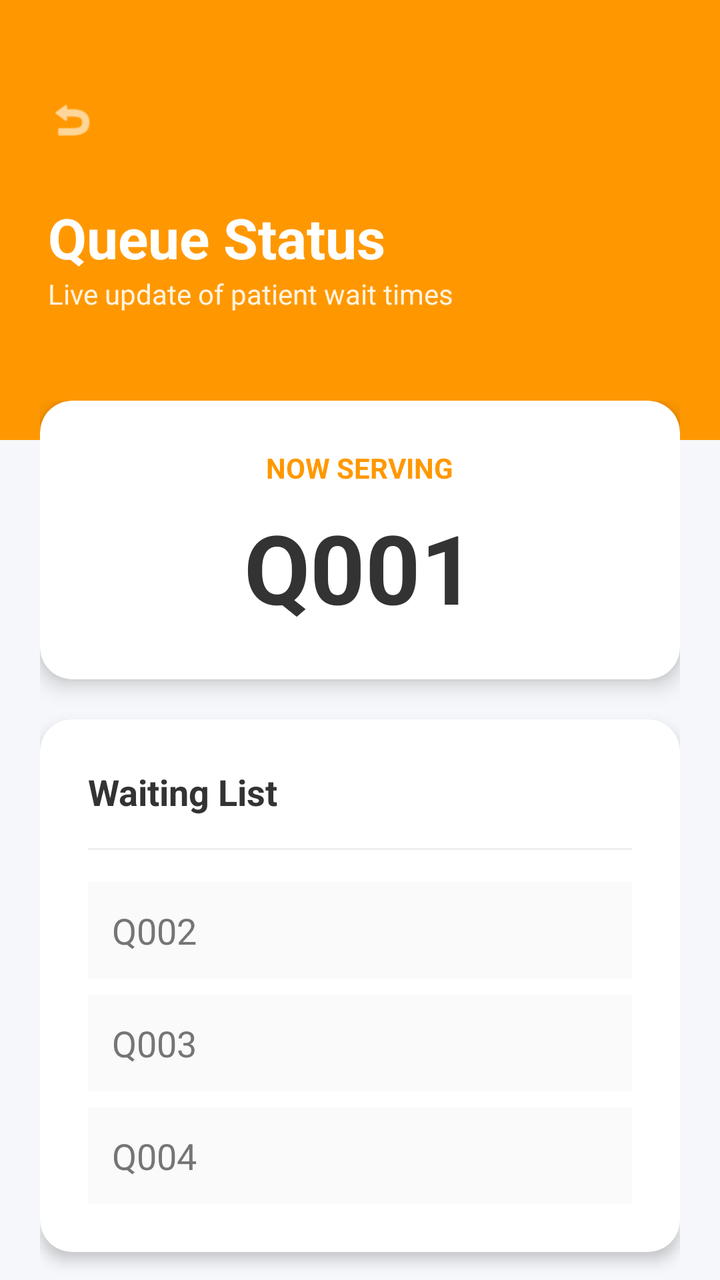
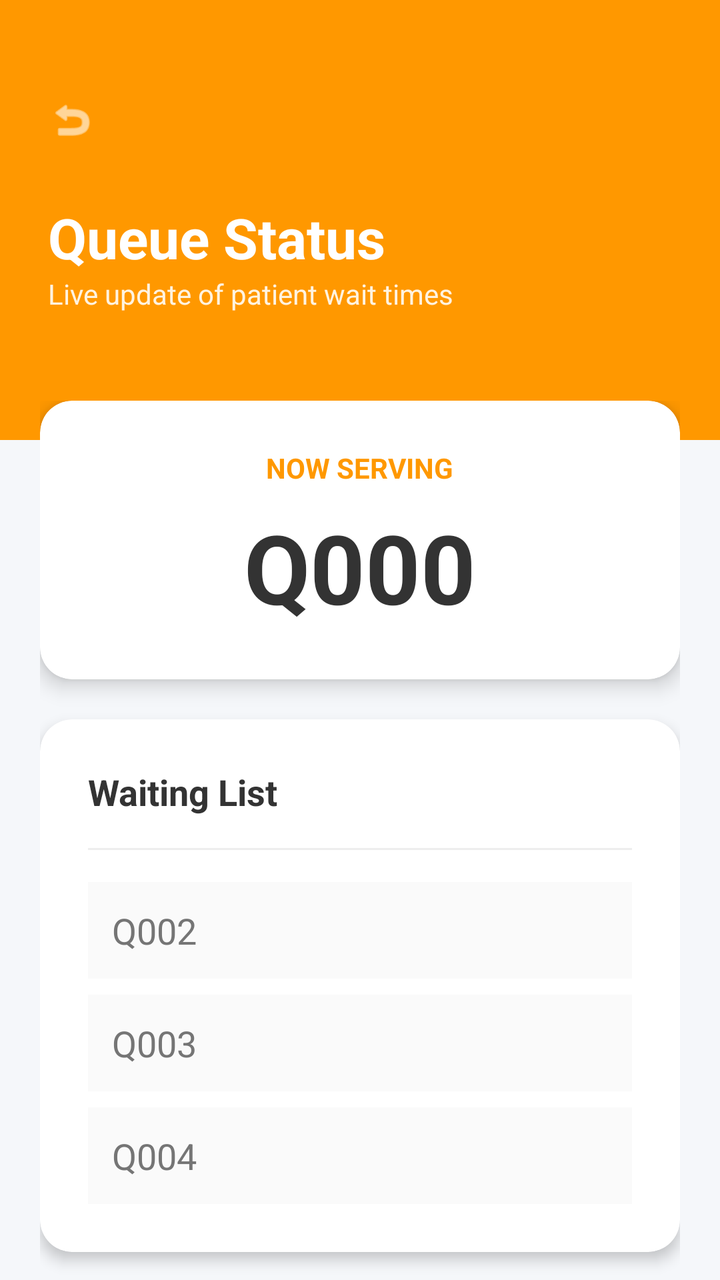

Compare the two renders of this Android layout. The source of the first and the diff that turns it into the second are given below.
<!-- AndroidManifest.xml: application theme Theme.GlenEzyCareApps -->
<!-- res/layout/activity_queue_status.xml -->
<?xml version="1.0" encoding="utf-8"?>
<androidx.constraintlayout.widget.ConstraintLayout xmlns:android="http://schemas.android.com/apk/res/android"
    xmlns:app="http://schemas.android.com/apk/res-auto"
    android:layout_width="match_parent"
    android:layout_height="match_parent"
    android:background="#F5F7FA">

    
    <View
        android:id="@+id/topHeader"
        android:layout_width="match_parent"
        android:layout_height="220dp"
        android:background="#FF9800"
        app:layout_constraintTop_toTopOf="parent" />

    
    <ImageView
        android:id="@+id/btnBack"
        android:layout_width="40dp"
        android:layout_height="40dp"
        android:layout_marginStart="16dp"
        android:layout_marginTop="40dp"
        android:background="?attr/selectableItemBackgroundBorderless"
        android:padding="8dp"
        android:src="@android:drawable/ic_menu_revert"
        app:layout_constraintStart_toStartOf="parent"
        app:layout_constraintTop_toTopOf="parent"
        app:tint="@color/white" />

    <TextView
        android:id="@+id/tvHeaderTitle"
        android:layout_width="wrap_content"
        android:layout_height="wrap_content"
        android:layout_marginStart="24dp"
        android:layout_marginTop="20dp"
        android:text="Queue Status"
        android:textColor="@color/white"
        android:textSize="28sp"
        android:textStyle="bold"
        app:layout_constraintStart_toStartOf="parent"
        app:layout_constraintTop_toBottomOf="@+id/btnBack" />

    <TextView
        android:layout_width="wrap_content"
        android:layout_height="wrap_content"
        android:text="Live update of patient wait times"
        android:textColor="#FFF3E0"
        android:textSize="14sp"
        app:layout_constraintStart_toStartOf="@+id/tvHeaderTitle"
        app:layout_constraintTop_toBottomOf="@+id/tvHeaderTitle" />

    <androidx.core.widget.NestedScrollView
        android:layout_width="match_parent"
        android:layout_height="0dp"
        android:layout_marginTop="-40dp"
        app:layout_constraintBottom_toBottomOf="parent"
        app:layout_constraintTop_toBottomOf="@+id/topHeader">

        <LinearLayout
            android:layout_width="match_parent"
            android:layout_height="wrap_content"
            android:orientation="vertical"
            android:padding="20dp">

            
            <androidx.cardview.widget.CardView
                android:layout_width="match_parent"
                android:layout_height="wrap_content"
                android:layout_marginBottom="20dp"
                app:cardCornerRadius="16dp"
                app:cardElevation="6dp">

                <LinearLayout
                    android:layout_width="match_parent"
                    android:layout_height="wrap_content"
                    android:orientation="vertical"
                    android:padding="24dp"
                    android:gravity="center">

                    <TextView
                        android:layout_width="wrap_content"
                        android:layout_height="wrap_content"
                        android:text="NOW SERVING"
                        android:textColor="#FF9800"
                        android:textStyle="bold"
                        android:textSize="14sp" />

                    <TextView
                        android:id="@+id/tvCurrentQueue"
                        android:layout_width="wrap_content"
                        android:layout_height="wrap_content"
                        android:text="Q001"
                        android:textColor="#333333"
                        android:textSize="48sp"
                        android:textStyle="bold"
                        android:layout_marginTop="8dp"/>
                </LinearLayout>
            </androidx.cardview.widget.CardView>

            
            <androidx.cardview.widget.CardView
                android:layout_width="match_parent"
                android:layout_height="wrap_content"
                android:layout_marginBottom="20dp"
                app:cardCornerRadius="16dp"
                app:cardElevation="4dp">

                <LinearLayout
                    android:layout_width="match_parent"
                    android:layout_height="wrap_content"
                    android:orientation="vertical"
                    android:padding="24dp">

                    <TextView
                        android:layout_width="wrap_content"
                        android:layout_height="wrap_content"
                        android:text="Waiting List"
                        android:textColor="#333333"
                        android:textSize="18sp"
                        android:textStyle="bold"
                        android:layout_marginBottom="16dp"/>

                    <View
                        android:layout_width="match_parent"
                        android:layout_height="1dp"
                        android:background="#EEEEEE"
                        android:layout_marginBottom="16dp" />

                    
                    <TextView
                        android:layout_width="match_parent"
                        android:layout_height="wrap_content"
                        android:text="Q002"
                        android:textColor="#757575"
                        android:textSize="18sp"
                        android:padding="12dp"
                        android:background="#FAFAFA"
                        android:layout_marginBottom="8dp" />

                    <TextView
                        android:layout_width="match_parent"
                        android:layout_height="wrap_content"
                        android:text="Q003"
                        android:textColor="#757575"
                        android:textSize="18sp"
                        android:padding="12dp"
                        android:background="#FAFAFA"
                        android:layout_marginBottom="8dp" />

                    <TextView
                        android:layout_width="match_parent"
                        android:layout_height="wrap_content"
                        android:text="Q004"
                        android:textColor="#757575"
                        android:textSize="18sp"
                        android:padding="12dp"
                        android:background="#FAFAFA" />

                </LinearLayout>
            </androidx.cardview.widget.CardView>

            <Button
                android:id="@+id/btnRefreshQueue"
                android:layout_width="match_parent"
                android:layout_height="60dp"
                android:text="REFRESH STATUS"
                android:textColor="@color/white"
                android:textStyle="bold"
                android:background="@drawable/button_gradient"/>

        </LinearLayout>
    </androidx.core.widget.NestedScrollView>

</androidx.constraintlayout.widget.ConstraintLayout>
<!-- resources referenced by this layout -->
<resources>
  <color name="white">#FFFFFF</color>
  <!-- drawable button_gradient (drawable) -->
  <?xml version="1.0" encoding="utf-8"?>
  <shape xmlns:android="http://schemas.android.com/apk/res/android">
      <gradient
          android:startColor="@color/patient_primary"
          android:endColor="@color/patient_secondary"
          android:angle="0"/>
      <corners android:radius="25dp"/>
  </shape>
  <style name="Theme.GlenEzyCareApps" parent="Theme.Material3.DayNight.NoActionBar">
  
          <item name="colorPrimary">@color/brand_primary</item>
          <item name="colorOnPrimary">@color/white</item>
  
          <item name="android:statusBarColor">@color/background_dark</item>
          <item name="android:navigationBarColor">@color/background_dark</item>
  
      </style>
  <color name="patient_primary">#1976D2</color>
  <color name="patient_secondary">#1565C0</color>
  <color name="brand_primary">#1976D2</color>
  <color name="background_dark">#121212</color>
</resources>

<!-- the commit's change to res/layout/activity_queue_status.xml (unified diff, before → after) -->
@@ -89,11 +89,58 @@
                         android:id="@+id/tvCurrentQueue"
                         android:layout_width="wrap_content"
                         android:layout_height="wrap_content"
-                        android:text="Q001"
+                        android:text="Q000"
                         android:textColor="#333333"
                         android:textSize="48sp"
                         android:textStyle="bold"
                         android:layout_marginTop="8dp"/>
+                </LinearLayout>
+            </androidx.cardview.widget.CardView>
+
+            
+            <androidx.cardview.widget.CardView
+                android:id="@+id/cardYourTicket"
+                android:layout_width="match_parent"
+                android:layout_height="wrap_content"
+                android:layout_marginBottom="20dp"
+                app:cardCornerRadius="16dp"
+                app:cardElevation="6dp"
+                android:visibility="gone">
+
+                <LinearLayout
+                    android:layout_width="match_parent"
+                    android:layout_height="wrap_content"
+                    android:orientation="vertical"
+                    android:padding="24dp"
+                    android:gravity="center"
+                    android:background="#E3F2FD">
+
+                    <TextView
+                        android:layout_width="wrap_content"
+                        android:layout_height="wrap_content"
+                        android:text="YOUR TICKET NUMBER"
+                        android:textColor="#1976D2"
+                        android:textStyle="bold"
+                        android:textSize="14sp" />
+
+                    <TextView
+                        android:id="@+id/tvYourQueueNumber"
+                        android:layout_width="wrap_content"
+                        android:layout_height="wrap_content"
+                        android:text="---"
+                        android:textColor="#1976D2"
+                        android:textSize="48sp"
+                        android:textStyle="bold"
+                        android:layout_marginTop="8dp"/>
+
+                    <TextView
+                        android:id="@+id/tvYourQueueStatus"
+                        android:layout_width="wrap_content"
+                        android:layout_height="wrap_content"
+                        android:text="Waiting"
+                        android:textColor="#1976D2"
+                        android:textSize="16sp"
+                        android:layout_marginTop="4dp"/>
                 </LinearLayout>
             </androidx.cardview.widget.CardView>
 
